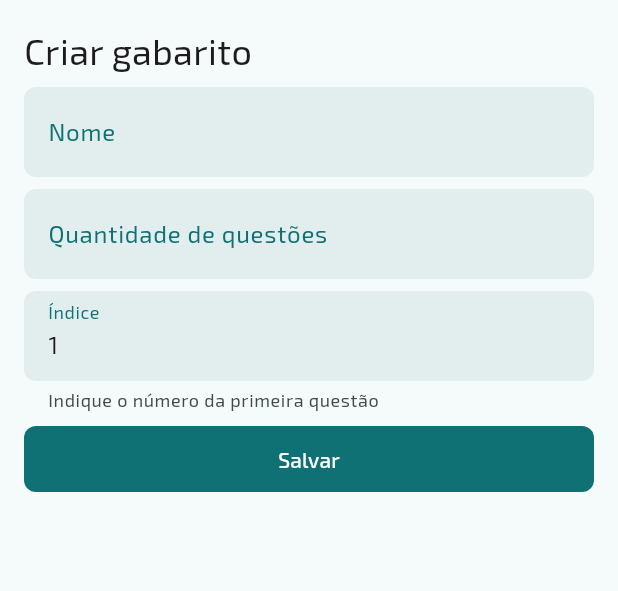
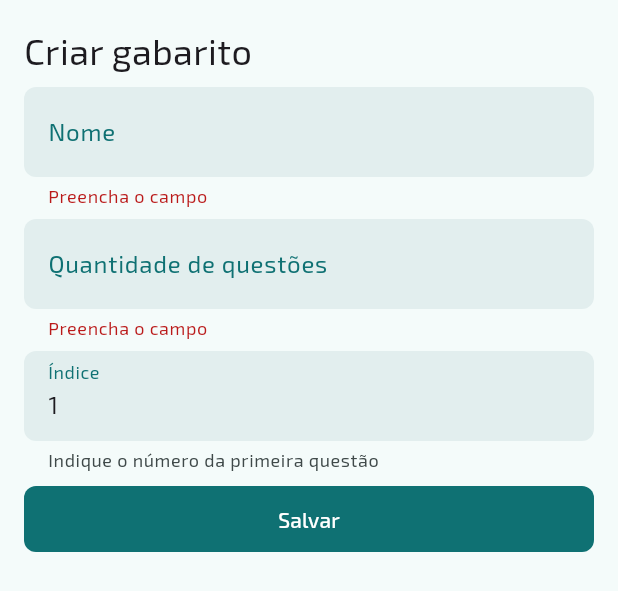
Before and after one commit to br-adriel/flutter-meu-gabarito, a Flutter app: the CreateGabaritoScreen widget shown alone on an empty page, opened directly, after a tap on "Salvar", on a phone screen of 412 x 824 dp. Shown: the top 591 px of the screen. Run offline on Flutter 3.47's test engine with Material 3 defaults, Android fonts, the phone set to English and light mode, and no system bars; our stand-ins replace cloud_firestore, email_validator, firebase_auth, firebase_core, firebase_storage, flutter_dotenv and 4 more; accounts and stored records are empty; generated files the repository leaves out were written again.

Commit message:
feat: Implement gabarito creation

```diff
--- a/lib/screens/create_gabarito.dart
+++ b/lib/screens/create_gabarito.dart
@@ -1,8 +1,12 @@
 import 'package:flutter/material.dart';
+import 'package:flutter_mobx/flutter_mobx.dart';
+import 'package:meu_gabarito/store/gabaritos/gabaritos.dart';
+import 'package:meu_gabarito/store/main.dart';
 import 'package:meu_gabarito/themes/styles/text_styles.dart';
 import 'package:meu_gabarito/themes/styles/textfield_styles.dart';
 import 'package:meu_gabarito/validators/gabarito.dart';
 import 'package:meu_gabarito/validators/required.dart';
+import 'package:provider/provider.dart';
 
 class CreateGabaritoScreen extends StatefulWidget {
   const CreateGabaritoScreen({super.key});
@@ -15,9 +19,35 @@ class _CreateGabaritoScreenState extends State<CreateGabaritoScreen> {
   var nameTC = TextEditingController();
   var sizeTC = TextEditingController();
   var startTC = TextEditingController(text: '1');
+  final formKey = GlobalKey<FormState>();
 
   @override
   Widget build(BuildContext context) {
+    Gabaritos gabaritos = Provider.of<MainStore>(context).gabaritos;
+
+    submitForm() {
+      if (formKey.currentState!.validate()) {
+        gabaritos
+            .createGabarito(
+          nameTC.text,
+          int.parse(sizeTC.text),
+          int.parse(startTC.text),
+        )
+            .then((_) {
+          ScaffoldMessenger.of(context).showSnackBar(
+            const SnackBar(content: Text('Gabarito criado com sucesso')),
+          );
+          Navigator.of(context).pop();
+        }).catchError((_) {
+          gabaritos.errors.map(
+            (err) => ScaffoldMessenger.of(context).showSnackBar(
+              SnackBar(content: Text(err)),
+            ),
+          );
+        });
+      }
+    }
+
     return Padding(
       padding: EdgeInsets.only(
         bottom: MediaQuery.of(context).viewInsets.bottom,
@@ -27,7 +57,14 @@ class _CreateGabaritoScreenState extends State<CreateGabaritoScreen> {
         child: ListView(
           shrinkWrap: true,
           children: [
-            Form(
+            Observer(
+              builder: (context) => gabaritos.isLoading
+                  ? const Padding(
+                      padding: EdgeInsets.symmetric(vertical: 20),
+                      child: Center(child: CircularProgressIndicator()),
+                    )
+                  : Form(
+                      key: formKey,
                       autovalidateMode: AutovalidateMode.onUserInteraction,
                       child: Column(
                         crossAxisAlignment: CrossAxisAlignment.stretch,
@@ -46,8 +83,8 @@ class _CreateGabaritoScreenState extends State<CreateGabaritoScreen> {
                           const SizedBox(height: 8),
                           TextFormField(
                             controller: sizeTC,
-                    decoration:
-                        textFieldInputDecoration('Quantidade de questões'),
+                            decoration: textFieldInputDecoration(
+                                'Quantidade de questões'),
                             keyboardType: TextInputType.number,
                             textInputAction: TextInputAction.next,
                             validator: validateSize,
@@ -56,19 +93,22 @@ class _CreateGabaritoScreenState extends State<CreateGabaritoScreen> {
                           TextFormField(
                             controller: startTC,
                             decoration: const InputDecoration(
-                      helperText: 'Indique o número da primeira questão',
+                              helperText:
+                                  'Indique o número da primeira questão',
                               label: Text('Índice'),
                             ),
                             keyboardType: TextInputType.number,
                             textInputAction: TextInputAction.done,
                             validator: validateIndex,
+                            onEditingComplete: submitForm,
                           ),
                           const SizedBox(height: 8),
                           FilledButton(
-                    onPressed: () {},
+                            onPressed: submitForm,
                             child: const Text('Salvar'),
                           ),
                         ],
+                      ),
                     ),
             ),
           ],
```
Lines whose indentation alone changed are shown as unchanged.
